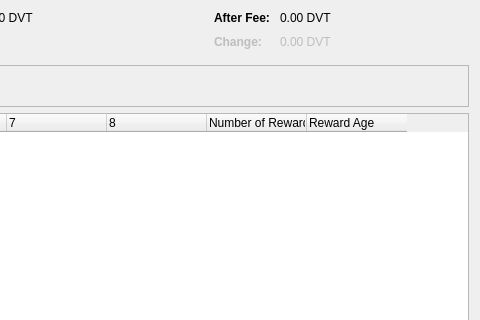
First picture: the form in src/qt/forms/coincontroldialog.ui, repository devaultcrypto/devault, before the edit; both pictures show x 605 to 1085 and y 0 to 320 of the 1085 by 500 pixel window.
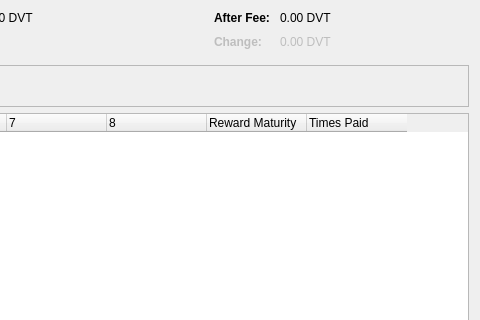
Second picture: the form after the edit. Custom widgets are drawn as their Qt base class.

Commit message: Improve Reward info in coincontrol

```diff
--- a/src/qt/forms/coincontroldialog.ui
+++ b/src/qt/forms/coincontroldialog.ui
@@ -467,12 +467,12 @@
      </column>
      <column>
       <property name="text">
-       <string>Number of Rewards</string>
+       <string>Reward Maturity</string>
       </property>
      </column>
      <column>
       <property name="text">
-       <string>Reward Age</string>
+       <string>Times Paid</string>
       </property>
      </column>
     </widget>
```
The commit also changes 2 other files.
